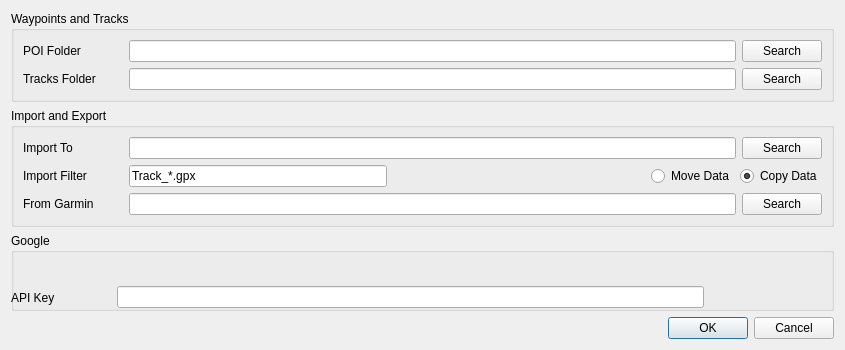
Above: configuration.ui from trumpton/POI before the change. Below: the same form after it.
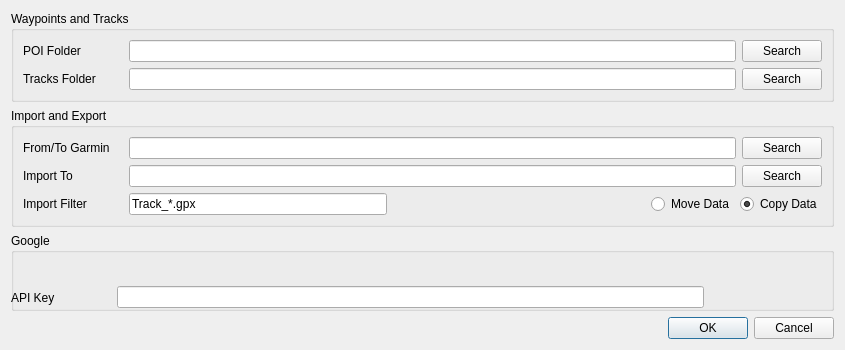
That is the form after the change. Icons and pictures are not drawn.

Commit message: Corrected garmin export and OV2 import

```diff
--- a/configuration.ui
+++ b/configuration.ui
@@ -128,6 +128,43 @@
       <string>Import and Export</string>
      </property>
      <layout class="QVBoxLayout" name="verticalLayout_3">
+      <item>
+       <layout class="QHBoxLayout" name="horizontalLayout_3">
+        <item>
+         <widget class="QLabel" name="label_3">
+          <property name="minimumSize">
+           <size>
+            <width>100</width>
+            <height>0</height>
+           </size>
+          </property>
+          <property name="maximumSize">
+           <size>
+            <width>100</width>
+            <height>16777215</height>
+           </size>
+          </property>
+          <property name="text">
+           <string>From/To Garmin</string>
+          </property>
+         </widget>
+        </item>
+        <item>
+         <widget class="QLineEdit" name="confGarminFolder">
+          <property name="readOnly">
+           <bool>true</bool>
+          </property>
+         </widget>
+        </item>
+        <item>
+         <widget class="QPushButton" name="pushButton_SearchGarmin">
+          <property name="text">
+           <string>Search</string>
+          </property>
+         </widget>
+        </item>
+       </layout>
+      </item>
       <item>
        <layout class="QHBoxLayout" name="horizontalLayout_5">
         <item>
@@ -221,43 +258,6 @@
         </item>
        </layout>
       </item>
-      <item>
-       <layout class="QHBoxLayout" name="horizontalLayout_3">
-        <item>
-         <widget class="QLabel" name="label_3">
-          <property name="minimumSize">
-           <size>
-            <width>100</width>
-            <height>0</height>
-           </size>
-          </property>
-          <property name="maximumSize">
-           <size>
-            <width>100</width>
-            <height>16777215</height>
-           </size>
-          </property>
-          <property name="text">
-           <string>From Garmin</string>
-          </property>
-         </widget>
-        </item>
-        <item>
-         <widget class="QLineEdit" name="confGarminFolder">
-          <property name="readOnly">
-           <bool>true</bool>
-          </property>
-         </widget>
-        </item>
-        <item>
-         <widget class="QPushButton" name="pushButton_SearchGarmin">
-          <property name="text">
-           <string>Search</string>
-          </property>
-         </widget>
-        </item>
-       </layout>
-      </item>
      </layout>
     </widget>
    </item>
```
The commit also changes 5 other files.
